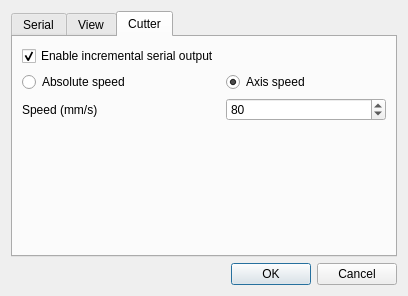
Above: dialogsettings.ui from makerslocal/localplot before the change. Below: the same form after it.
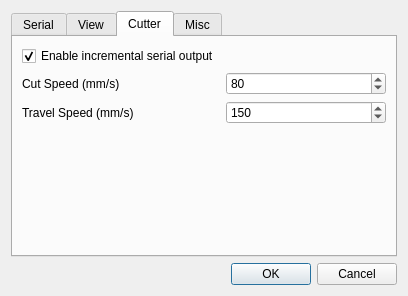
That is the form after the change.

Patch:
```diff
--- a/dialogsettings.ui
+++ b/dialogsettings.ui
@@ -532,26 +532,6 @@
       <layout class="QVBoxLayout" name="verticalLayout_5">
        <item>
         <layout class="QFormLayout" name="formLayout_15">
-         <item row="2" column="0">
-          <widget class="QLabel" name="label_23">
-           <property name="text">
-            <string>Speed (mm/s)</string>
-           </property>
-          </widget>
-         </item>
-         <item row="2" column="1">
-          <widget class="QSpinBox" name="spinBox_cutterSpeed">
-           <property name="minimum">
-            <number>1</number>
-           </property>
-           <property name="maximum">
-            <number>999</number>
-           </property>
-           <property name="value">
-            <number>80</number>
-           </property>
-          </widget>
-         </item>
          <item row="0" column="0">
           <widget class="QCheckBox" name="checkBox_cutterSpeed">
            <property name="toolTip">
@@ -566,19 +546,48 @@
           </widget>
          </item>
          <item row="1" column="0">
-          <widget class="QRadioButton" name="radioButton_cutterSpeedAbsolute">
+          <widget class="QLabel" name="label_23">
            <property name="text">
-            <string>Absolute speed</string>
+            <string>Cut Speed (mm/s)</string>
            </property>
           </widget>
          </item>
          <item row="1" column="1">
-          <widget class="QRadioButton" name="radioButton_cutterAxisSpeed">
+          <widget class="QSpinBox" name="spinBox_deviceCutSpeed">
+           <property name="minimum">
+            <number>10</number>
+           </property>
+           <property name="maximum">
+            <number>1000</number>
+           </property>
+           <property name="singleStep">
+            <number>10</number>
+           </property>
+           <property name="value">
+            <number>80</number>
+           </property>
+          </widget>
+         </item>
+         <item row="2" column="0">
+          <widget class="QLabel" name="label_5">
            <property name="text">
-            <string>Axis speed</string>
+            <string>Travel Speed (mm/s)</string>
            </property>
-           <property name="checked">
-            <bool>true</bool>
+          </widget>
+         </item>
+         <item row="2" column="1">
+          <widget class="QSpinBox" name="spinBox_deviceTravelSpeed">
+           <property name="minimum">
+            <number>10</number>
+           </property>
+           <property name="maximum">
+            <number>1000</number>
+           </property>
+           <property name="singleStep">
+            <number>10</number>
+           </property>
+           <property name="value">
+            <number>150</number>
            </property>
           </widget>
          </item>
@@ -599,6 +608,39 @@
        </item>
       </layout>
      </widget>
+     <widget class="QWidget" name="tab_4">
+      <attribute name="title">
+       <string>Misc</string>
+      </attribute>
+      <layout class="QGridLayout" name="gridLayout">
+       <item row="0" column="0">
+        <widget class="QPushButton" name="pushButton_settingsClear">
+         <property name="sizePolicy">
+          <sizepolicy hsizetype="Maximum" vsizetype="Fixed">
+           <horstretch>0</horstretch>
+           <verstretch>0</verstretch>
+          </sizepolicy>
+         </property>
+         <property name="text">
+          <string>Reset All Settings</string>
+         </property>
+        </widget>
+       </item>
+       <item row="0" column="1">
+        <widget class="QPushButton" name="pushButton_settingsPrint">
+         <property name="sizePolicy">
+          <sizepolicy hsizetype="Maximum" vsizetype="Fixed">
+           <horstretch>0</horstretch>
+           <verstretch>0</verstretch>
+          </sizepolicy>
+         </property>
+         <property name="text">
+          <string>Print All Settings</string>
+         </property>
+        </widget>
+       </item>
+      </layout>
+     </widget>
     </widget>
    </item>
    <item>
```
Left out of the diff: 2 changed lines with no effect on the pictures.
